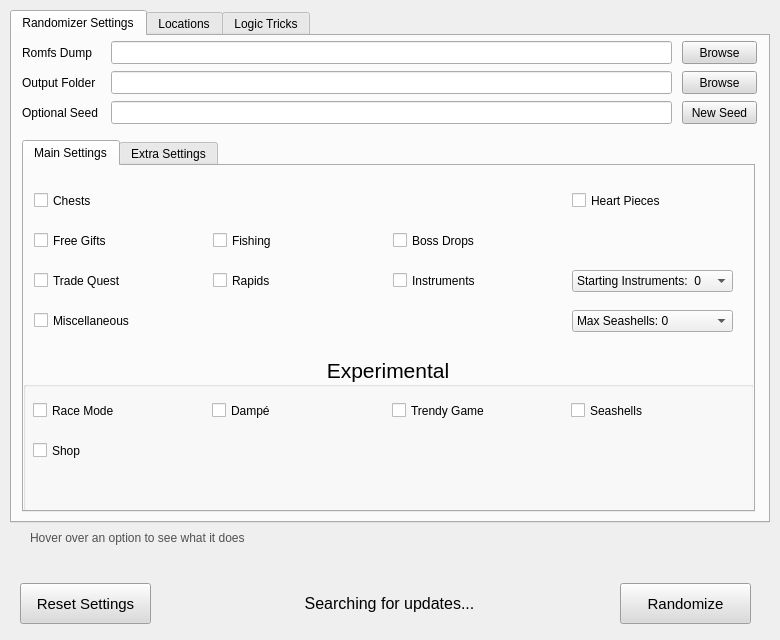
Old version of the form UI/ui_form.ui in the repository Owen-Splat/LAS-Randomizer.
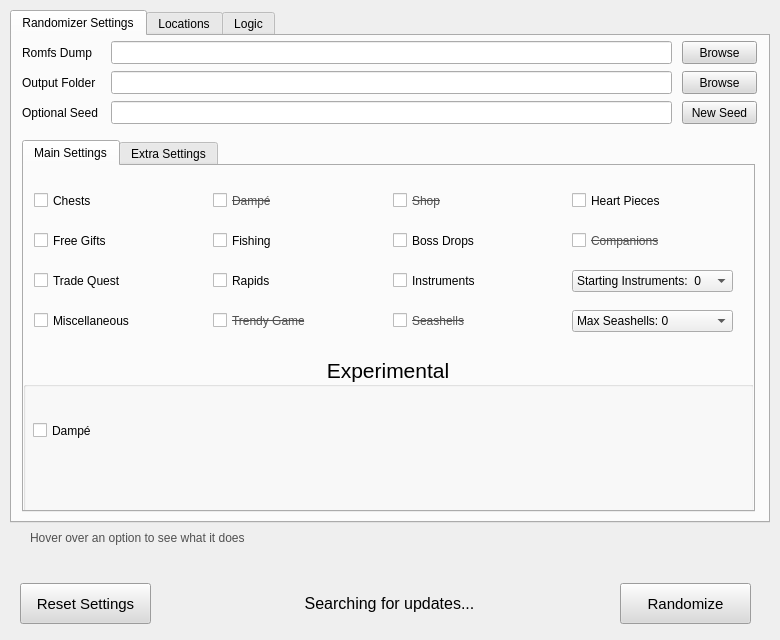
New version of the form.

The edit to the form file:
```diff
--- a/UI/ui_form.ui
+++ b/UI/ui_form.ui
@@ -666,91 +666,11 @@
         <property name="alignment">
          <set>Qt::AlignCenter</set>
         </property>
-        <widget class="QCheckBox" name="raceCheck">
-         <property name="geometry">
-          <rect>
-           <x>10</x>
-           <y>44</y>
-           <width>173</width>
-           <height>21</height>
-          </rect>
-         </property>
-         <property name="font">
-          <font>
-           <pointsize>9</pointsize>
-          </font>
-         </property>
-         <property name="whatsThis">
-          <string>If this setting is checked, only 4 of the 8 dungeons can contain progress items.&lt;br&gt;&lt;/br&gt;The needed dungeons will be highlighted on the map from the start</string>
-         </property>
-         <property name="text">
-          <string>Race Mode</string>
-         </property>
-        </widget>
-        <widget class="QCheckBox" name="trendyCheck">
-         <property name="enabled">
-          <bool>true</bool>
-         </property>
-         <property name="geometry">
-          <rect>
-           <x>369</x>
-           <y>44</y>
-           <width>173</width>
-           <height>21</height>
-          </rect>
-         </property>
-         <property name="font">
-          <font>
-           <pointsize>9</pointsize>
-           <strikeout>false</strikeout>
-          </font>
-         </property>
-         <property name="toolTip">
-          <string/>
-         </property>
-         <property name="whatsThis">
-          <string>This controls whether the Trendy Game can contain progress items&lt;br&gt;&lt;/br&gt;&lt;u&gt;Not yet implemented&lt;/u&gt;</string>
-         </property>
-         <property name="text">
-          <string>Trendy Game</string>
-         </property>
-         <property name="checkable">
-          <bool>false</bool>
-         </property>
-        </widget>
-        <widget class="QCheckBox" name="seashellsCheck">
-         <property name="enabled">
-          <bool>true</bool>
-         </property>
-         <property name="geometry">
-          <rect>
-           <x>548</x>
-           <y>44</y>
-           <width>173</width>
-           <height>21</height>
-          </rect>
-         </property>
-         <property name="font">
-          <font>
-           <pointsize>9</pointsize>
-           <strikeout>false</strikeout>
-          </font>
-         </property>
-         <property name="whatsThis">
-          <string>This controls whether seashells can be progress items&lt;br&gt;&lt;/br&gt;&lt;u&gt;Not yet implemented&lt;/u&gt;</string>
-         </property>
-         <property name="text">
-          <string>Seashells</string>
-         </property>
-         <property name="checkable">
-          <bool>false</bool>
-         </property>
-        </widget>
         <widget class="QCheckBox" name="dampeCheck">
          <property name="geometry">
           <rect>
-           <x>189</x>
-           <y>44</y>
+           <x>10</x>
+           <y>64</y>
            <width>173</width>
            <height>21</height>
           </rect>
@@ -770,37 +690,6 @@
           <string>Dampé</string>
          </property>
         </widget>
-        <widget class="QCheckBox" name="shopCheck">
-         <property name="enabled">
-          <bool>true</bool>
-         </property>
-         <property name="geometry">
-          <rect>
-           <x>10</x>
-           <y>84</y>
-           <width>173</width>
-           <height>21</height>
-          </rect>
-         </property>
-         <property name="font">
-          <font>
-           <pointsize>9</pointsize>
-           <strikeout>false</strikeout>
-          </font>
-         </property>
-         <property name="toolTip">
-          <string/>
-         </property>
-         <property name="whatsThis">
-          <string>This controls whether the shop can sell progress items&lt;br&gt;&lt;/br&gt;&lt;u&gt;Not yet implemented&lt;/u&gt;</string>
-         </property>
-         <property name="text">
-          <string>Shop</string>
-         </property>
-         <property name="checkable">
-          <bool>false</bool>
-         </property>
-        </widget>
        </widget>
        <widget class="QComboBox" name="seashellsComboBox">
         <property name="geometry">
@@ -854,6 +743,170 @@
          </property>
         </item>
        </widget>
+       <widget class="QCheckBox" name="dampeTEMPCheck">
+        <property name="geometry">
+         <rect>
+          <x>189</x>
+          <y>24</y>
+          <width>173</width>
+          <height>21</height>
+         </rect>
+        </property>
+        <property name="font">
+         <font>
+          <pointsize>9</pointsize>
+          <strikeout>true</strikeout>
+         </font>
+        </property>
+        <property name="toolTip">
+         <string/>
+        </property>
+        <property name="whatsThis">
+         <string>This controls whether the Dampé prizes can be progress items&lt;br&gt;&lt;/br&gt;&lt;u&gt;The logic is not written to work with instrument shuffle,&lt;/u&gt; and may result in unbeatable seeds</string>
+        </property>
+        <property name="styleSheet">
+         <string notr="true">color: rgb(80, 80, 80);</string>
+        </property>
+        <property name="text">
+         <string>Dampé</string>
+        </property>
+        <property name="checkable">
+         <bool>false</bool>
+        </property>
+       </widget>
+       <widget class="QCheckBox" name="trendyCheck">
+        <property name="enabled">
+         <bool>true</bool>
+        </property>
+        <property name="geometry">
+         <rect>
+          <x>189</x>
+          <y>144</y>
+          <width>173</width>
+          <height>21</height>
+         </rect>
+        </property>
+        <property name="font">
+         <font>
+          <pointsize>9</pointsize>
+          <strikeout>true</strikeout>
+         </font>
+        </property>
+        <property name="toolTip">
+         <string/>
+        </property>
+        <property name="whatsThis">
+         <string>This controls whether the Trendy Game can contain progress items&lt;br&gt;&lt;/br&gt;&lt;u&gt;If this is not checked, it will still be randomized,&lt;/u&gt; but will only contain optional items</string>
+        </property>
+        <property name="styleSheet">
+         <string notr="true">color: rgb(80, 80, 80);</string>
+        </property>
+        <property name="text">
+         <string>Trendy Game</string>
+        </property>
+        <property name="checkable">
+         <bool>false</bool>
+        </property>
+       </widget>
+       <widget class="QCheckBox" name="shopCheck">
+        <property name="enabled">
+         <bool>true</bool>
+        </property>
+        <property name="geometry">
+         <rect>
+          <x>369</x>
+          <y>24</y>
+          <width>173</width>
+          <height>21</height>
+         </rect>
+        </property>
+        <property name="font">
+         <font>
+          <pointsize>9</pointsize>
+          <strikeout>true</strikeout>
+         </font>
+        </property>
+        <property name="toolTip">
+         <string/>
+        </property>
+        <property name="whatsThis">
+         <string>This controls whether the shop can sell progress items&lt;br&gt;&lt;/br&gt;&lt;u&gt;Not yet implemented&lt;/u&gt;</string>
+        </property>
+        <property name="styleSheet">
+         <string notr="true">color: rgb(80, 80, 80);</string>
+        </property>
+        <property name="text">
+         <string>Shop</string>
+        </property>
+        <property name="checkable">
+         <bool>false</bool>
+        </property>
+       </widget>
+       <widget class="QCheckBox" name="seashellsCheck">
+        <property name="enabled">
+         <bool>true</bool>
+        </property>
+        <property name="geometry">
+         <rect>
+          <x>369</x>
+          <y>144</y>
+          <width>173</width>
+          <height>21</height>
+         </rect>
+        </property>
+        <property name="font">
+         <font>
+          <pointsize>9</pointsize>
+          <strikeout>true</strikeout>
+         </font>
+        </property>
+        <property name="whatsThis">
+         <string>This controls whether seashells can be progress items&lt;br&gt;&lt;/br&gt;&lt;u&gt;Not yet implemented&lt;/u&gt;</string>
+        </property>
+        <property name="styleSheet">
+         <string notr="true">color: rgb(80, 80, 80);</string>
+        </property>
+        <property name="text">
+         <string>Seashells</string>
+        </property>
+        <property name="checkable">
+         <bool>false</bool>
+        </property>
+       </widget>
+       <widget class="QCheckBox" name="companionCheck">
+        <property name="enabled">
+         <bool>true</bool>
+        </property>
+        <property name="geometry">
+         <rect>
+          <x>548</x>
+          <y>64</y>
+          <width>173</width>
+          <height>21</height>
+         </rect>
+        </property>
+        <property name="font">
+         <font>
+          <pointsize>9</pointsize>
+          <strikeout>true</strikeout>
+         </font>
+        </property>
+        <property name="toolTip">
+         <string/>
+        </property>
+        <property name="whatsThis">
+         <string>This controls if BowWow and the Rooster will be shuffled alongside other items&lt;br&gt;&lt;/br&gt;&lt;u&gt;Not yet implemented&lt;/u&gt;</string>
+        </property>
+        <property name="styleSheet">
+         <string notr="true">color: rgb(80, 80, 80);</string>
+        </property>
+        <property name="text">
+         <string>Companions</string>
+        </property>
+        <property name="checkable">
+         <bool>false</bool>
+        </property>
+       </widget>
       </widget>
       <widget class="QWidget" name="tab_5">
        <attribute name="title">
@@ -1316,11 +1369,96 @@
           <string>Owl Statues: Gifts</string>
          </property>
         </item>
-        <item>
-         <property name="text">
-          <string>Owl Statues: Hybrid</string>
-         </property>
-        </item>
+       </widget>
+       <widget class="QCheckBox" name="raceCheck">
+        <property name="geometry">
+         <rect>
+          <x>369</x>
+          <y>224</y>
+          <width>173</width>
+          <height>21</height>
+         </rect>
+        </property>
+        <property name="font">
+         <font>
+          <pointsize>9</pointsize>
+          <strikeout>true</strikeout>
+         </font>
+        </property>
+        <property name="whatsThis">
+         <string>If this setting is checked, only 4 of the 8 dungeons can contain progress items.&lt;br&gt;&lt;/br&gt;The needed dungeons will be highlighted on the map from the start</string>
+        </property>
+        <property name="styleSheet">
+         <string notr="true">color: rgb(80, 80, 80);</string>
+        </property>
+        <property name="text">
+         <string>Race Mode</string>
+        </property>
+        <property name="checkable">
+         <bool>false</bool>
+        </property>
+       </widget>
+       <widget class="QCheckBox" name="enemyCheck">
+        <property name="enabled">
+         <bool>true</bool>
+        </property>
+        <property name="geometry">
+         <rect>
+          <x>369</x>
+          <y>184</y>
+          <width>173</width>
+          <height>21</height>
+         </rect>
+        </property>
+        <property name="font">
+         <font>
+          <pointsize>9</pointsize>
+          <strikeout>false</strikeout>
+         </font>
+        </property>
+        <property name="toolTip">
+         <string/>
+        </property>
+        <property name="whatsThis">
+         <string>Randomizes enemy actors. Currently no logic, needed kills are left vanilla&lt;br&gt;&lt;/br&gt;&lt;u&gt;This is in the very early stages,&lt;/u&gt; and as such things may break</string>
+        </property>
+        <property name="text">
+         <string>Randomize Enemies</string>
+        </property>
+        <property name="checkable">
+         <bool>true</bool>
+        </property>
+       </widget>
+       <widget class="QCheckBox" name="fastMSCheck">
+        <property name="enabled">
+         <bool>true</bool>
+        </property>
+        <property name="geometry">
+         <rect>
+          <x>189</x>
+          <y>184</y>
+          <width>173</width>
+          <height>21</height>
+         </rect>
+        </property>
+        <property name="font">
+         <font>
+          <pointsize>9</pointsize>
+          <strikeout>false</strikeout>
+         </font>
+        </property>
+        <property name="toolTip">
+         <string/>
+        </property>
+        <property name="whatsThis">
+         <string>Makes it so that you only need to fight the last iteration of Master Stalfos</string>
+        </property>
+        <property name="text">
+         <string>Fast Master Stalfos</string>
+        </property>
+        <property name="checkable">
+         <bool>true</bool>
+        </property>
        </widget>
       </widget>
      </widget>
@@ -1549,7 +1687,7 @@
     </widget>
     <widget class="QWidget" name="tab_3">
      <attribute name="title">
-      <string>Logic Tricks</string>
+      <string>Logic</string>
      </attribute>
      <widget class="QListWidget" name="listWidget_4">
       <property name="geometry">
```
Left out of the diff: 27 changed lines with no effect on the pictures.
